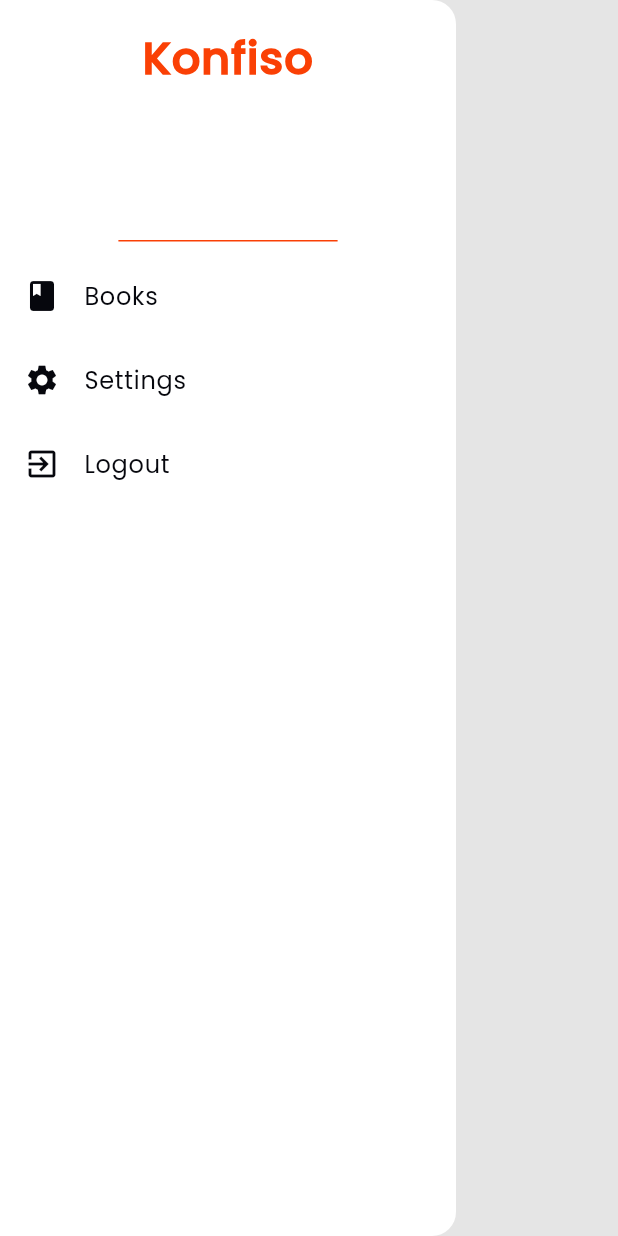
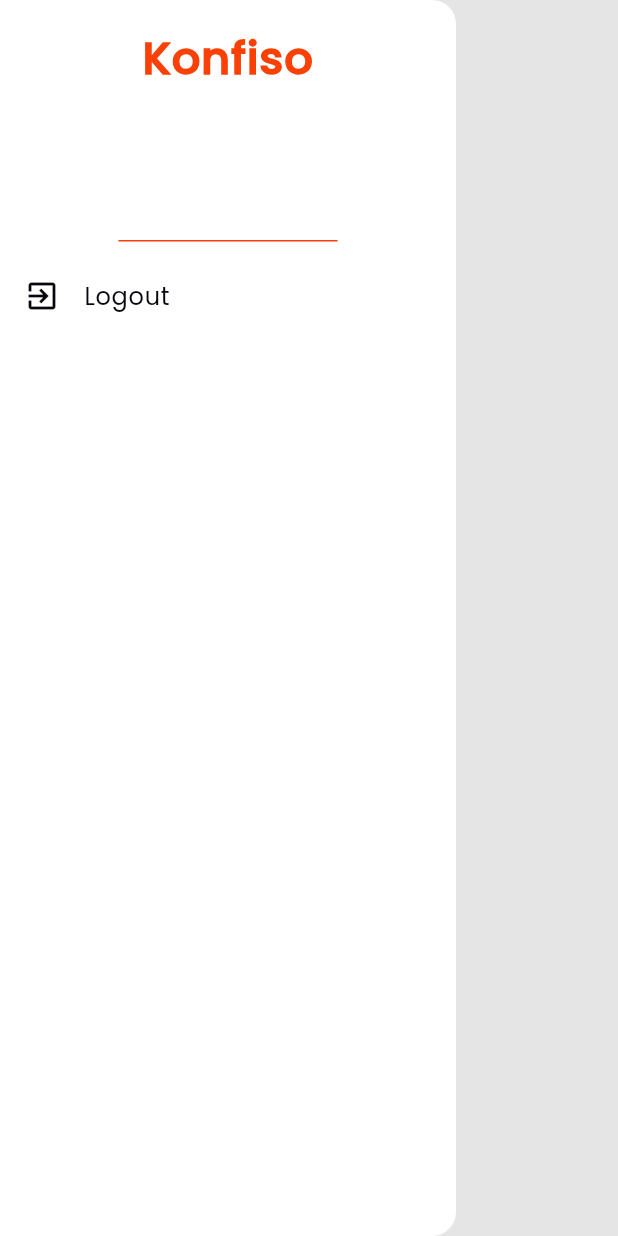
Before and after one commit to BulcsuFarmasi/konfiso, a Flutter app: the AppDrawer widget shown alone on an empty page, opened directly, on a phone screen of 412 x 824 dp. Run offline on Flutter 3.47's test engine with Material 2 defaults, Android fonts, the phone set to English and light mode, and no system bars; our stand-ins replace cached_network_image, dio, firebase_core, flutter_rating_bar, flutter_riverpod, flutter_secure_storage and 4 more; missing offline and left inert: build, flutter_cached_pdfview, string_similarity; accounts and stored records are empty; generated files the repository leaves out were written again.

Commit message:
remove settings and books from drawer

```diff
--- a/lib/shared/widgets/app_drawer/view/pages/app_drawer.dart
+++ b/lib/shared/widgets/app_drawer/view/pages/app_drawer.dart
@@ -21,10 +21,6 @@
     super.didChangeDependencies();
 
     listItems ??= [
-      AppDrawerListItem(
-          AppDrawerListItemType.books, Icons.book, AppLocalizations.of(context)!.books, BookHomePage.routeName),
-      AppDrawerListItem(AppDrawerListItemType.settings, Icons.settings, AppLocalizations.of(context)!.settings,
-          SettingsPage.routeName),
       AppDrawerListItem(AppDrawerListItemType.signOut, Icons.exit_to_app, AppLocalizations.of(context)!.logout, '/'),
     ];
   }
```
